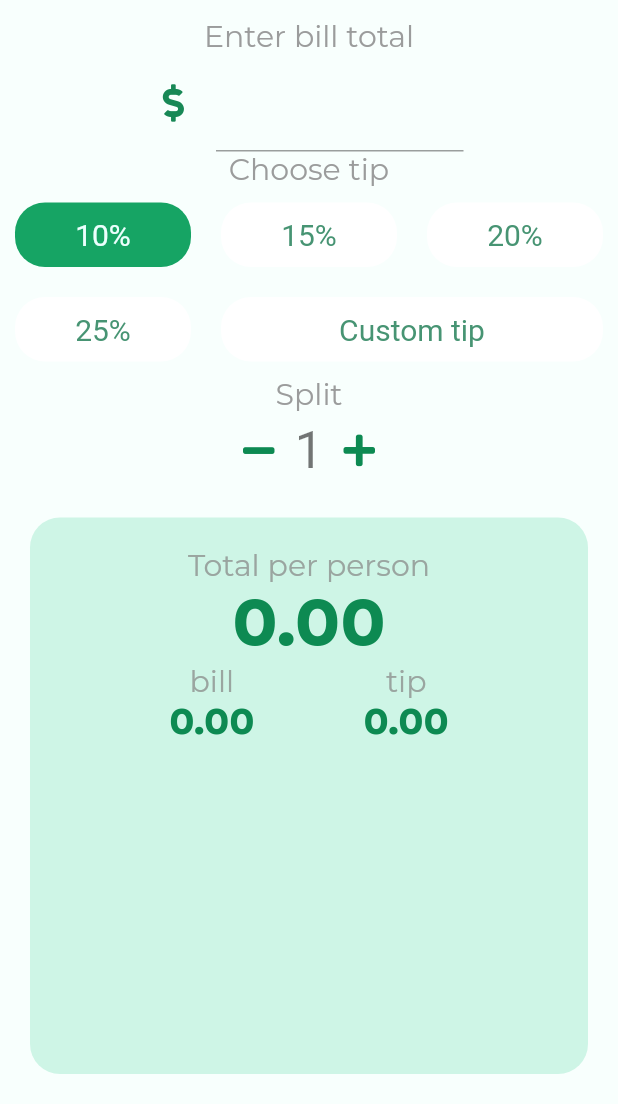
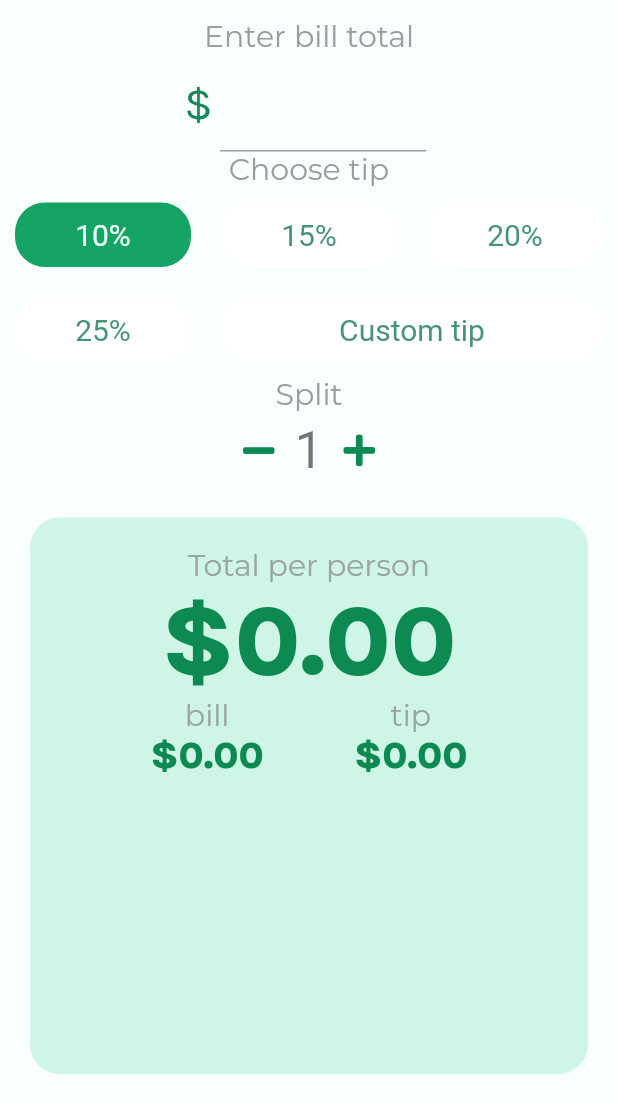
Before and after one commit to srujanjoshi/tipsy, a Flutter app: the screen it shows after launch, on a phone screen of 412 x 824 dp, the part 132-1236 px from its top. Run offline on Flutter 3.47's test engine with Material 2 defaults, Android fonts, the phone set to English and light mode, and no system bars; our stand-ins replace flutter_custom_clippers, font_awesome_flutter, google_fonts; missing offline and left inert: dart:ffi.

Commit message:
Added Dollar Signs to Result Card

```diff
--- a/lib/main.dart
+++ b/lib/main.dart
@@ -143,8 +143,14 @@ class _MyHomePageState extends State<MyHomePage> {
             Row(
               mainAxisAlignment: MainAxisAlignment.center,
               children: [
+                Text("\$", style: GoogleFonts.karla(
+                    textStyle: TextStyle(
+                      fontSize: 30,
+                      color: kDollarSignColor,
+                    ))),
                 Container(
-                  width: (MediaQuery.of(context).size.width) / 2,
+                  width: (MediaQuery.of(context).size.width) / 3,
+                  margin: EdgeInsets.symmetric(vertical: 0,horizontal: 5),
                   child: TextField(
                     onChanged: (s) {
                       setState(() {
@@ -161,8 +167,6 @@ class _MyHomePageState extends State<MyHomePage> {
                     keyboardType:
                         TextInputType.numberWithOptions(decimal: true),
                     decoration: InputDecoration(
-                      icon: Icon(FontAwesomeIcons.dollarSign,
-                          color: kDollarSignColor, size: 25),
                       focusColor: kTextFieldUnderlineColor,
                       border: UnderlineInputBorder(),
                     ),
@@ -346,9 +350,9 @@ class _MyHomePageState extends State<MyHomePage> {
                           fontSize: 20,
                           color: kResultCardTextColor,
                         ))),
-                    Text(_totalPerPerson.toStringAsFixed(2), style: GoogleFonts.karla(
+                    Text("\$"+_totalPerPerson.toStringAsFixed(2), style: GoogleFonts.karla(
                         textStyle: TextStyle(
-                          fontSize: 45,
+                          fontSize: 65,
                           color: kInputTextColor,
                           fontWeight: FontWeight.w800,
                         ))),
@@ -362,7 +366,7 @@ class _MyHomePageState extends State<MyHomePage> {
                                   fontSize: 20,
                                   color: kResultCardTextColor,
                                 ))),
-                            Text(_billPerPerson.toStringAsFixed(2),style: GoogleFonts.karla(
+                            Text("\$"+_billPerPerson.toStringAsFixed(2),style: GoogleFonts.karla(
                                 textStyle: TextStyle(
                                   fontSize: 25,
                                   color: kInputTextColor,
@@ -377,7 +381,7 @@ class _MyHomePageState extends State<MyHomePage> {
                                   fontSize: 20,
                                   color: kResultCardTextColor,
                                 ))),
-                            Text(_tipPerPerson.toStringAsFixed(2), style: GoogleFonts.karla(
+                            Text("\$"+_tipPerPerson.toStringAsFixed(2), style: GoogleFonts.karla(
                                 textStyle: TextStyle(
                                   fontSize: 25,
                                   color: kInputTextColor,
```
